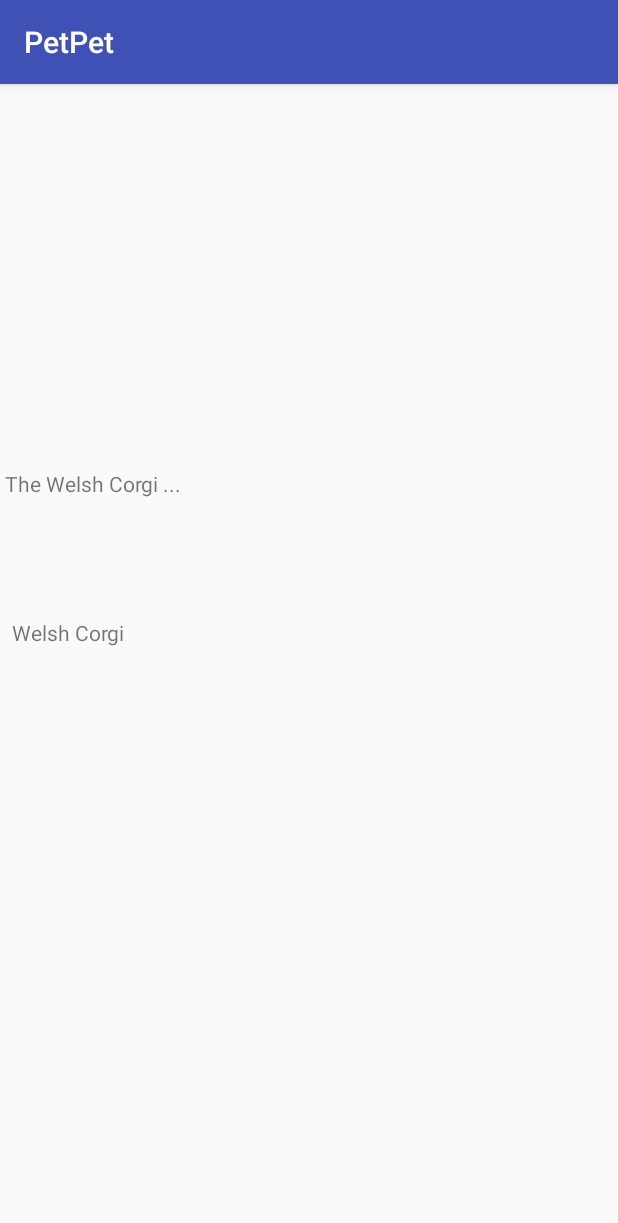
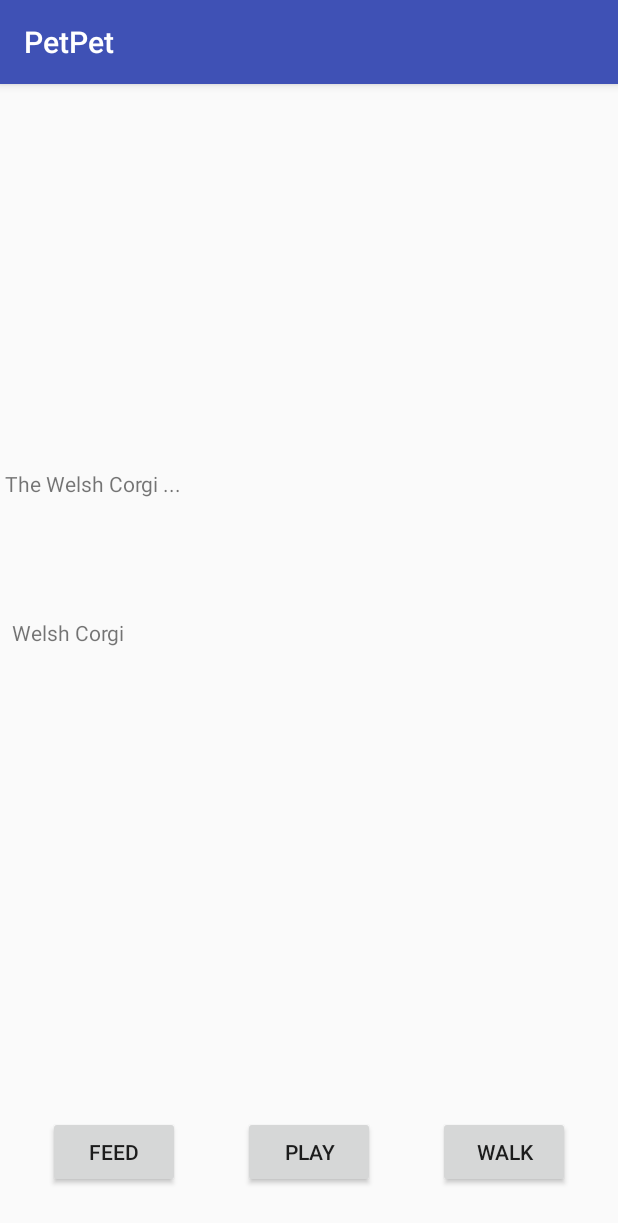
Before and after one commit to austinchowong/petpet, an Android app: the Home screen opened directly, with no data from a screen before it, on a phone screen of 412 x 824 dp. Shown: the top 1223 px of the screen. Run offline under Robolectric (Android 15) with nearby library versions, the phone set to English and light mode, and no system bars.

Commit message:
created UI elements and interactions for tomorrow's demo presentation

```diff
--- a/app/build.gradle
+++ b/app/build.gradle
@@ -33,4 +33,5 @@ dependencies {
     androidTestImplementation 'com.android.support.test.espresso:espresso-core:3.0.2'
     implementation 'com.google.code.gson:gson:2.8.5'
     implementation 'com.android.support:cardview-v7:27.1.1'
+    implementation 'com.android.support:gridlayout-v7:27.1.1'
 }
--- a/app/src/main/java/petpet/petpet/Home.kt
+++ b/app/src/main/java/petpet/petpet/Home.kt
@@ -1,8 +1,15 @@
 package petpet.petpet
 
+import android.app.Activity
+import android.app.PendingIntent.getActivity
 import android.support.v7.app.AppCompatActivity
 import android.os.Bundle
+import android.support.v7.app.AlertDialog
+import android.widget.Button
 import android.widget.TextView
+import petpet.petpet.Pet.FeedFragment
+import petpet.petpet.Pet.PlayFragment
+import petpet.petpet.Pet.WalkFragment
 import petpet.petpet.Pet.PetPreference
 
 /*
@@ -12,11 +19,36 @@ import petpet.petpet.Pet.PetPreference
  */
 class Home : AppCompatActivity() {
 
+    lateinit var feed_button: Button
+    lateinit var play_button: Button
+    lateinit var walk_button: Button
+
     override fun onCreate(savedInstanceState: Bundle?) {
         super.onCreate(savedInstanceState)
         setContentView(R.layout.activity_home)
 
+        feed_button = findViewById(R.id.feed_button)
+        feed_button.setOnClickListener {
+            var dialog = FeedFragment()
+            dialog.show(fragmentManager, "FeedFragment")
+        }
+
+        play_button = findViewById(R.id.play_button)
+        play_button.setOnClickListener {
+            var dialog = PlayFragment()
+            dialog.show(fragmentManager, "PlayFragment")
+        }
+
+        walk_button = findViewById(R.id.walk_button)
+        walk_button.setOnClickListener {
+            var dialog = WalkFragment()
+            dialog.show(fragmentManager, "WalkFragment")
+        }
+
+
         setPetInfo()
+
+
     }
 
     fun setPetInfo() {
--- a/app/src/main/res/layout/activity_home.xml
+++ b/app/src/main/res/layout/activity_home.xml
@@ -25,4 +25,37 @@
         app:layout_constraintStart_toStartOf="@+id/pet_description"
         app:layout_constraintTop_toBottomOf="@+id/pet_description" />
 
+    <Button
+        android:id="@+id/feed_button"
+        android:layout_width="wrap_content"
+        android:layout_height="wrap_content"
+        android:layout_marginBottom="32dp"
+        android:layout_marginStart="32dp"
+        android:text="Feed"
+        app:layout_constraintBottom_toBottomOf="parent"
+        app:layout_constraintStart_toStartOf="parent" />
+
+    <Button
+        android:id="@+id/walk_button"
+        android:layout_width="wrap_content"
+        android:layout_height="wrap_content"
+        android:layout_marginBottom="32dp"
+        android:layout_marginEnd="32dp"
+        android:text="Walk"
+        app:layout_constraintBottom_toBottomOf="parent"
+        app:layout_constraintEnd_toEndOf="parent" />
+
+    <Button
+        android:id="@+id/play_button"
+        android:layout_width="wrap_content"
+        android:layout_height="wrap_content"
+        android:layout_marginBottom="32dp"
+        android:layout_marginEnd="8dp"
+        android:layout_marginStart="8dp"
+        android:text="Play"
+        app:layout_constraintBottom_toBottomOf="parent"
+        app:layout_constraintEnd_toStartOf="@+id/walk_button"
+        app:layout_constraintHorizontal_bias="0.5"
+        app:layout_constraintStart_toEndOf="@+id/feed_button" />
+
 </android.support.constraint.ConstraintLayout>
```
Also changed, not shown: app/src/main/java/petpet/petpet/Pet/FeedFragment.kt (added, +24 -0 lines), app/src/main/java/petpet/petpet/Pet/PlayFragment.kt (added, +24 -0 lines), app/src/main/java/petpet/petpet/Pet/WalkFragment.kt (added, +24 -0 lines), app/src/main/res/layout/fragment_feed.xml (added, +29 -0 lines), app/src/main/res/layout/fragment_play.xml (added, +53 -0 lines), app/src/main/res/layout/fragment_walk.xml (added, +48 -0 lines), app/src/main/res/drawable/feed.svg (deleted), app/src/main/res/drawable/house.svg (deleted), app/src/main/res/drawable/petpet.svg (deleted), app/src/main/res/drawable/play.svg (deleted), app/src/main/res/drawable/walk.svg (deleted).
